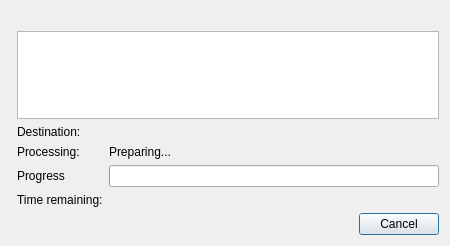
First picture: the form in libfm-qt/file-operation-dialog.ui, repository lxqt/pcmanfm-qt, before the edit.
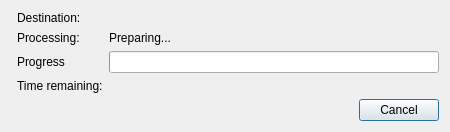
Second picture: the form after the edit.

Commit message: Simplify file operation dialog * Make file operation progress dialog appear only after any question/error dialogs * Do not show list of source files in file operation dialog

Patch:
```diff
--- a/libfm-qt/file-operation-dialog.ui
+++ b/libfm-qt/file-operation-dialog.ui
@@ -7,33 +7,26 @@
     <x>0</x>
     <y>0</y>
     <width>450</width>
-    <height>246</height>
+    <height>131</height>
    </rect>
   </property>
   <property name="windowTitle">
    <string/>
   </property>
   <layout class="QFormLayout" name="formLayout_2">
-   <item row="0" column="0" colspan="2">
-    <widget class="QLabel" name="message">
-     <property name="text">
-      <string/>
-     </property>
-    </widget>
-   </item>
-   <item row="1" column="1">
+   <item row="0" column="1">
     <layout class="QFormLayout" name="formLayout">
      <property name="fieldGrowthPolicy">
       <enum>QFormLayout::AllNonFixedFieldsGrow</enum>
      </property>
-     <item row="1" column="0">
+     <item row="0" column="0">
       <widget class="QLabel" name="destLabel">
        <property name="text">
         <string>Destination:</string>
        </property>
       </widget>
      </item>
-     <item row="1" column="1">
+     <item row="0" column="1">
       <widget class="QLabel" name="dest">
        <property name="sizePolicy">
         <sizepolicy hsizetype="Preferred" vsizetype="Fixed">
@@ -49,14 +42,14 @@
        </property>
       </widget>
      </item>
-     <item row="2" column="0">
+     <item row="1" column="0">
       <widget class="QLabel" name="label_3">
        <property name="text">
         <string>Processing:</string>
        </property>
       </widget>
      </item>
-     <item row="2" column="1">
+     <item row="1" column="1">
       <widget class="QLabel" name="curFile">
        <property name="sizePolicy">
         <sizepolicy hsizetype="Preferred" vsizetype="Fixed">
@@ -69,21 +62,21 @@
        </property>
       </widget>
      </item>
-     <item row="3" column="0">
+     <item row="2" column="0">
       <widget class="QLabel" name="label_4">
        <property name="text">
         <string>Progress</string>
        </property>
       </widget>
      </item>
-     <item row="3" column="1">
+     <item row="2" column="1">
       <widget class="QProgressBar" name="progressBar">
        <property name="alignment">
         <set>Qt::AlignCenter</set>
        </property>
       </widget>
      </item>
-     <item row="4" column="0">
+     <item row="3" column="0">
       <widget class="QLabel" name="label_5">
        <property name="sizePolicy">
         <sizepolicy hsizetype="Preferred" vsizetype="Preferred">
@@ -96,7 +89,7 @@
        </property>
       </widget>
      </item>
-     <item row="4" column="1">
+     <item row="3" column="1">
       <widget class="QLabel" name="timeRemaining">
        <property name="sizePolicy">
         <sizepolicy hsizetype="Preferred" vsizetype="Fixed">
@@ -109,19 +102,9 @@
        </property>
       </widget>
      </item>
-     <item row="0" column="0" colspan="2">
-      <widget class="QListWidget" name="sourceFiles">
-       <property name="sizePolicy">
-        <sizepolicy hsizetype="Preferred" vsizetype="Preferred">
-         <horstretch>0</horstretch>
-         <verstretch>0</verstretch>
-        </sizepolicy>
-       </property>
-      </widget>
-     </item>
     </layout>
    </item>
-   <item row="2" column="0" colspan="2">
+   <item row="1" column="0" colspan="2">
     <widget class="QDialogButtonBox" name="buttonBox">
      <property name="orientation">
       <enum>Qt::Horizontal</enum>
```
The commit also changes 2 other files.
